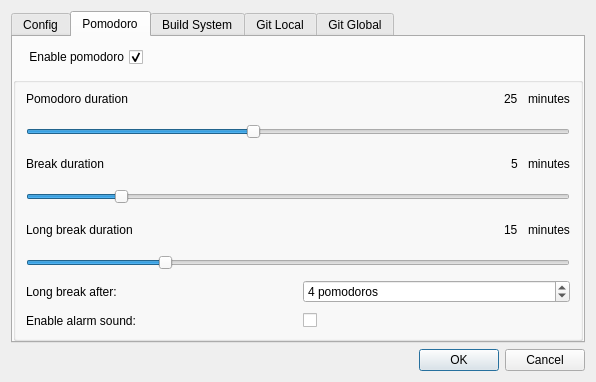
First picture: the form in src/aux_widgets/RepoConfigDlg.ui, repository francescmm/GitQlient, before the edit.
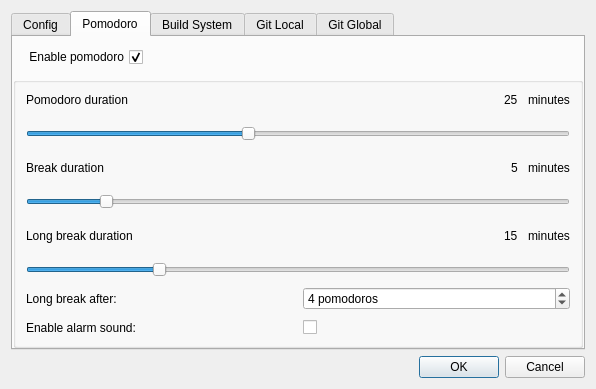
Second picture: the form after the edit. Icons and pictures are not drawn. Custom widgets are drawn as their Qt base class.

```diff
--- a/src/aux_widgets/RepoConfigDlg.ui
+++ b/src/aux_widgets/RepoConfigDlg.ui
@@ -7,7 +7,7 @@
     <x>0</x>
     <y>0</y>
     <width>596</width>
-    <height>382</height>
+    <height>389</height>
    </rect>
   </property>
   <property name="windowTitle">
@@ -327,6 +327,9 @@
           </item>
           <item>
            <widget class="QSlider" name="pomodoroDur">
+            <property name="minimum">
+             <number>1</number>
+            </property>
             <property name="maximum">
              <number>60</number>
             </property>
@@ -381,6 +384,9 @@
           </item>
           <item>
            <widget class="QSlider" name="breakDur">
+            <property name="minimum">
+             <number>1</number>
+            </property>
             <property name="maximum">
              <number>30</number>
             </property>
@@ -432,6 +438,9 @@
           </item>
           <item>
            <widget class="QSlider" name="longBreakDur">
+            <property name="minimum">
+             <number>1</number>
+            </property>
             <property name="maximum">
              <number>60</number>
             </property>
```
